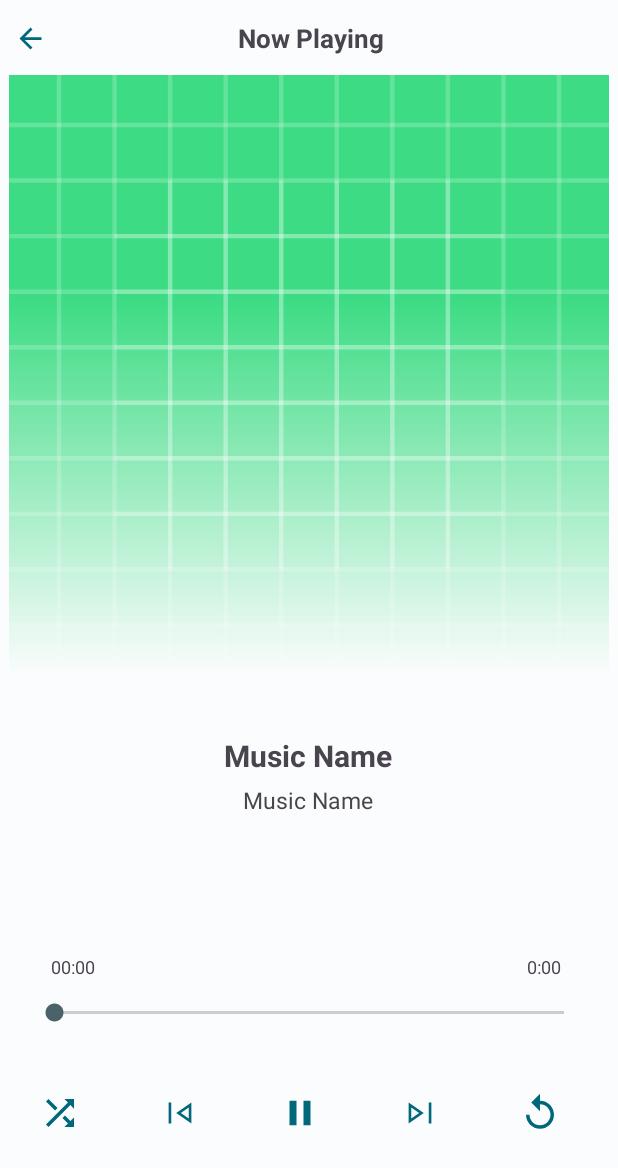
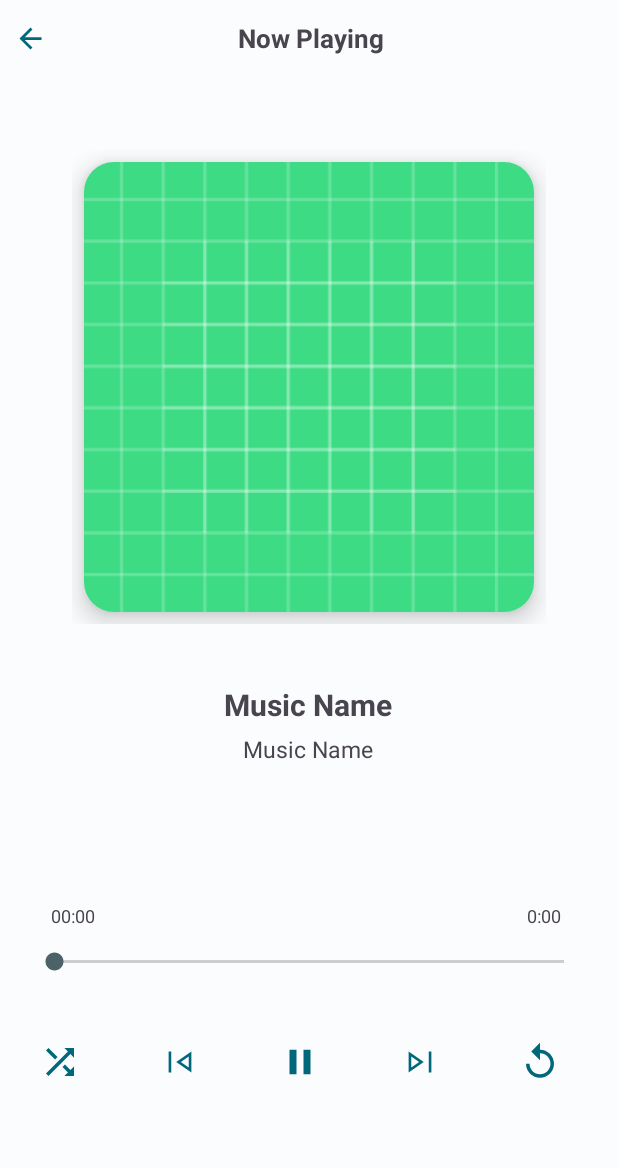
Before and after one commit to memolsh40/MemolMusic, an Android app: the PlayActivity screen opened directly, with no data from a screen before it, on a phone screen of 412 x 824 dp. Shown: the top 1168 px of the screen. Run offline under Robolectric (Android 15) with nearby library versions, the phone set to English and light mode, and no system bars; libraries missing offline, so code that uses them is left out: androidx.palette.graphics; 9 statements that could not run were skipped.

Commit message:
Palette lib aded

```diff
--- a/app/src/main/java/com/memol/musicplayer/Adabters/RecyclerAdapter.java
+++ b/app/src/main/java/com/memol/musicplayer/Adabters/RecyclerAdapter.java
@@ -8,6 +8,7 @@ import static com.memol.musicplayer.Main.MainActivity.mainCardView;
 import static com.memol.musicplayer.Main.MainActivity.playService;
 import static com.memol.musicplayer.Main.MainActivity.txtArtistName;
 import static com.memol.musicplayer.Main.MainActivity.txtSongName;
+import static com.memol.musicplayer.Main.PlayActivity.playerMcontiner;
 
 import android.content.ContentUris;
 import android.content.Context;
--- a/app/src/main/java/com/memol/musicplayer/Main/PlayActivity.java
+++ b/app/src/main/java/com/memol/musicplayer/Main/PlayActivity.java
@@ -13,6 +13,11 @@ import static com.memol.musicplayer.Main.PlayService.mediaPlayer;
 
 import android.annotation.SuppressLint;
 import android.content.ContentUris;
+import android.graphics.Bitmap;
+import android.graphics.BitmapFactory;
+import android.graphics.Color;
+import android.graphics.drawable.GradientDrawable;
+import android.media.MediaMetadataRetriever;
 import android.media.MediaPlayer;
 import android.net.Uri;
 import android.os.Bundle;
@@ -20,10 +25,13 @@ import android.os.Handler;
 import android.util.Log;
 import android.view.View;
 import android.widget.ImageView;
+import android.widget.LinearLayout;
 import android.widget.SeekBar;
 import android.widget.TextView;
 
+import androidx.annotation.Nullable;
 import androidx.appcompat.app.AppCompatActivity;
+import androidx.palette.graphics.Palette;
 
 import com.google.android.material.button.MaterialButton;
 import com.memol.musicplayer.G;
@@ -36,6 +44,8 @@ import java.util.Timer;
 
 public class PlayActivity extends AppCompatActivity {
     @SuppressLint("StaticFieldLeak")
+    public static LinearLayout playerMcontiner;
+    public static ImageView gradientBG;
     public static SeekBar seekBarBtnShit;
     public static MaterialButton btnBackBtnShit;
     public static MaterialButton btnPlayBtnShit;
@@ -70,7 +80,7 @@ public class PlayActivity extends AppCompatActivity {
         setContentView(R.layout.activity_play);
         SetupView();
         getInitMethodWhenPlay();
-
+        metaData(playActList.get(position).getPath());
         mCurrentPosition = mediaPlayer.getCurrentPosition() / 1000;
         int durationMx=Integer.parseInt(playActList.get(position).getDuration())/1000;
         txtDurationMx.setText(formatted(durationMx));
@@ -289,6 +299,7 @@ public class PlayActivity extends AppCompatActivity {
                 btnPlayBtnShit.setIconResource(R.drawable.baseline_pause_24);
             }
         });
+        metaData(playActList.get(position).getPath());
     }
 
     private void playThreadBtn() {
@@ -482,6 +493,7 @@ public class PlayActivity extends AppCompatActivity {
                 btnPlayBtnShit.setIconResource(R.drawable.baseline_pause_24);
             }
         });
+        metaData(playActList.get(position).getPath());
     }
 
 
@@ -654,6 +666,38 @@ public class PlayActivity extends AppCompatActivity {
         txtArtistNameBtnShit=findViewById(R.id.txtMusicArtistBtnShit);
         txtDuration=findViewById(R.id.txtTime);
         txtDurationMx=findViewById(R.id.txtCompletTime);
+        playerMcontiner=findViewById(R.id.play_activity);
+
+    }
+    private void  metaData(String uri){
+        MediaMetadataRetriever retriever =new MediaMetadataRetriever();
+        retriever.setDataSource(uri.toString());
+        byte[] art=retriever.getEmbeddedPicture();
+        Bitmap bitmap;
+        if (art!=null){
+            bitmap= BitmapFactory.decodeByteArray(art,0,art.length);
+            Palette.from(bitmap).generate(new Palette.PaletteAsyncListener() {
+                @Override
+                public void onGenerated(@Nullable Palette palette) {
+                    Palette.Swatch swatch=palette.getMutedSwatch();
+                    if (swatch!=null){
+                       // GradientDrawable gradientDrawable=new GradientDrawable(GradientDrawable.Orientation.BOTTOM_TOP,new int[]{swatch.getRgb(),0x00000000});
+                        GradientDrawable gradientDrawableBg=new GradientDrawable(GradientDrawable.Orientation.BOTTOM_TOP,new int[]{swatch.getRgb(),swatch.getRgb()});
+                       playerMcontiner.setBackground(gradientDrawableBg);
+                        txtArtistNameBtnShit.setTextColor(Color.WHITE);
+                        txtSongNameBtnShit.setTextColor(Color.WHITE);
+
+                    }
+                    else {
+                        playerMcontiner.setBackgroundColor(Color.BLACK);
+
+                    }
+
+                }
+            });
+
+        }
+
     }
 
 
--- a/app/src/main/res/layout/activity_play.xml
+++ b/app/src/main/res/layout/activity_play.xml
@@ -10,7 +10,7 @@
     <RelativeLayout
         android:id="@+id/layout_top_btn"
         android:layout_width="match_parent"
-        android:background="@drawable/gradient_bg"
+        android:background="?attr/android:colorBackground"
         android:layout_alignParentRight="true"
         android:layout_height="50dp">
 
@@ -44,25 +44,34 @@
 
     <RelativeLayout
         android:id="@+id/playCardView"
-        android:layout_width="match_parent"
-        android:layout_height="400dp"
+        android:layout_width="wrap_content"
+        android:layout_height="wrap_content"
         android:layout_gravity="center"
+        android:layout_marginTop="50dp"
         android:layout_marginBottom="10dp"
         android:layout_below="@id/layout_top_btn"
         tools:ignore="MissingConstraints">
+        <com.google.android.material.card.MaterialCardView
+            android:id="@+id/cardViewImg"
+            android:layout_gravity="bottom"
+            android:layout_width="300dp"
+            android:layout_height="300dp"
+            app:cardElevation="10dp"
+            android:elevation="20dp"
+            android:layout_margin="8dp"
+            app:cardCornerRadius="20dp"
+            android:clickable="true"
+            android:checkable="true"
+            app:strokeWidth="0dp"
+            tools:ignore="MissingConstraints">
+            <ImageView
+                android:id="@+id/imageViewbtnShit"
+                android:layout_width="match_parent"
+                android:layout_height="match_parent"
+                android:src="@drawable/ic_launcher_background" />
+        </com.google.android.material.card.MaterialCardView>
 
-        <ImageView
-            android:id="@+id/imageViewbtnShit"
-            android:layout_width="match_parent"
-            android:layout_height="match_parent"
-            android:src="@drawable/ic_launcher_background" />
-        <ImageView
-            android:id="@+id/imageGrd"
-            android:layout_width="match_parent"
-            android:layout_height="250dp"
-            android:src="@drawable/gradient_bg"
-            android:layout_alignParentBottom="true"
-            tools:ignore="DuplicateIds" />
+
     </RelativeLayout>
 
     <TextView
```
